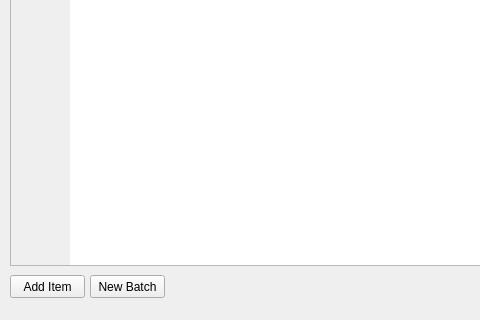
Old version of the form CFlipMainWindow.ui in the repository KyleDanielSalter/CFlip; both pictures show x 0 to 480 and y 227 to 547 of the 651 by 547 pixel window.
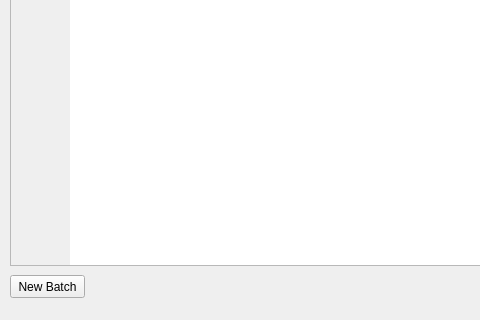
New version of the form.

```diff
--- a/CFlipMainWindow.ui
+++ b/CFlipMainWindow.ui
@@ -192,26 +192,10 @@
        </item>
       </item>
      </widget>
-     <widget class="QPushButton" name="pushButton">
-      <property name="geometry">
-       <rect>
-        <x>10</x>
-        <y>450</y>
-        <width>75</width>
-        <height>23</height>
-       </rect>
-      </property>
-      <property name="toolTip">
-       <string>&lt;html&gt;&lt;head/&gt;&lt;body&gt;&lt;p&gt;&lt;br/&gt;&lt;/p&gt;&lt;/body&gt;&lt;/html&gt;</string>
-      </property>
-      <property name="text">
-       <string>Add Item</string>
-      </property>
-     </widget>
      <widget class="QPushButton" name="pushButton_2">
       <property name="geometry">
        <rect>
-        <x>90</x>
+        <x>10</x>
         <y>450</y>
         <width>75</width>
         <height>23</height>
```
